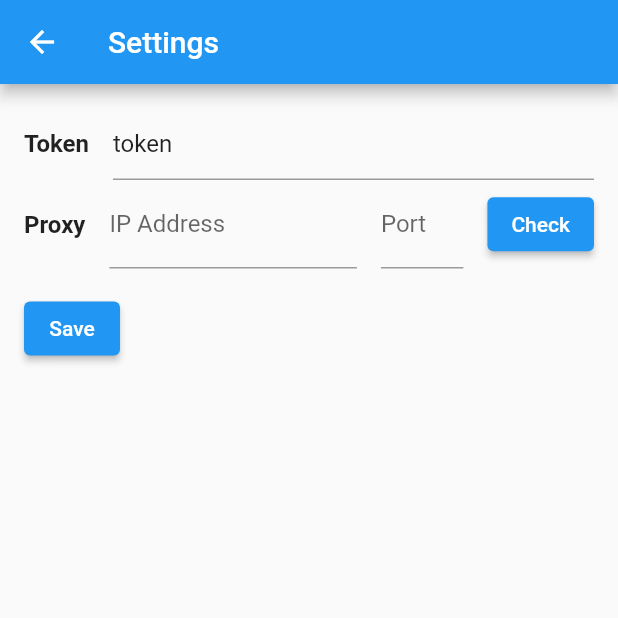
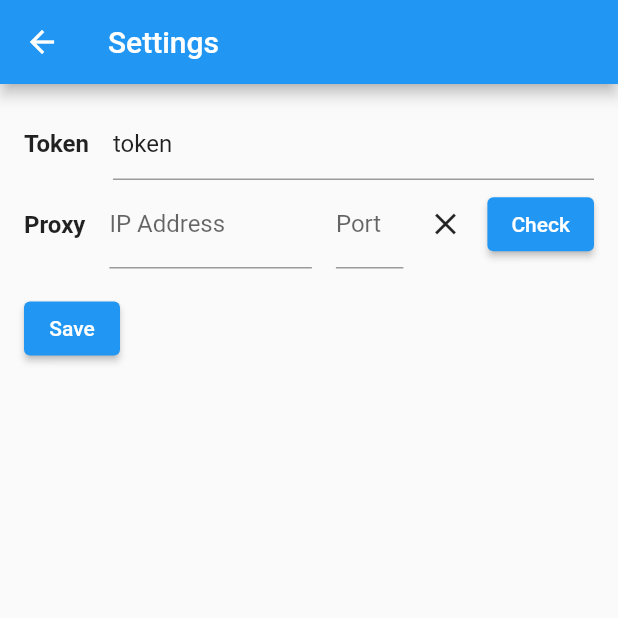
Before and after one commit to xingye-gt/ChatGptClient, a Flutter app: the screen it shows after launch, after a tap on the "settings" icon, on a phone screen of 412 x 824 dp, the top half of it. Run offline on Flutter 3.47's test engine with Material 2 defaults, Android fonts, the phone set to English and light mode, and no system bars; our stand-ins replace dio, flutter_secure_storage, shared_preferences; missing offline and left inert: dart:ffi; network calls fail.

Commit message:
update UI.

```diff
--- a/lib/pages/home/home.dart
+++ b/lib/pages/home/home.dart
@@ -36,7 +36,9 @@ class _HomeState extends State<Home> {
           ),
         ],
       ),
-      body: Center(
+      body: Padding(
+        padding: const EdgeInsets.all(16.0),
+        child: Center(
           child: Column(
             mainAxisAlignment: MainAxisAlignment.center,
             children: <Widget>[
@@ -65,15 +67,16 @@ class _HomeState extends State<Home> {
             ],
           ),
         ),
+      ),
     );
   }
 
   void _makeRequest(String message) {
-    SecureStorage.read(SecureStorage.keyOpenAiToken).then((value){
+    SecureStorage.read(SecureStorage.keyOpenAiToken).then((value) {
       ChatRequest request = ChatRequest();
       request.apiKey = value;
       request.message = message;
-      OpenAiRepository.makeHttpRequest(request).then((value){
+      OpenAiRepository.makeHttpRequest(request).then((value) {
         setState(() {
           _outputText = value!.choices[0].message.content;
         });
--- a/lib/pages/setting/setting.dart
+++ b/lib/pages/setting/setting.dart
@@ -1,3 +1,5 @@
+import 'dart:ffi';
+
 import 'package:chat/dal/openai/open_ai_repository.dart';
 import 'package:chat/dal/preferences/common_preferences.dart';
 import 'package:chat/dal/secure_storage/secure_storage.dart';
@@ -11,24 +13,22 @@ class SettingsPage extends StatefulWidget {
 }
 
 class _SettingsPageState extends State<SettingsPage> {
-  String _token = "";
 
-  late TextEditingController _tokenController =
-      TextEditingController(text: _token);
+  late TextEditingController _tokenController = TextEditingController();
 
   final TextEditingController _ipController = TextEditingController();
 
   final TextEditingController _portController = TextEditingController();
 
+  bool proxyVerified = false;
+
   @override
   void initState() {
     super.initState();
-    _tokenController = TextEditingController(text: _token);
     SecureStorage.read(SecureStorage.keyOpenAiToken).then((value) => {
           //show token
           setState(() {
-            _token = value;
-            _tokenController.text = _token;
+            _tokenController.text = value;
           })
         });
     CommonPreferences.getString(CommonPreferences.keyProxyIp).then((value) => {
@@ -142,6 +142,16 @@ class _SettingsPageState extends State<SettingsPage> {
     );
     childViews.add(portExpanded);
     childViews.add(space);
+    Icon? icon = null;
+    if(proxyVerified == true){
+      icon = const Icon(Icons.done);
+    } else if (proxyVerified == false) {
+      icon = const Icon(Icons.clear);
+    }
+    if (null != icon) {
+      childViews.add(icon);
+      childViews.add(space);
+    }
     ElevatedButton checkButton = ElevatedButton(
       onPressed: _checkOpenAIConnection,
       child: const Text('Check'),
@@ -168,7 +178,11 @@ class _SettingsPageState extends State<SettingsPage> {
   ///检查openai连接
   void _checkOpenAIConnection() {
     OpenAiRepository.checkConnection(
-        _ipController.text.trim(), _portController.text.trim());
+        _ipController.text.trim(), _portController.text.trim()).then((value) => {
+          setState(() {
+            proxyVerified = value;
+          })
+    });
   }
 
   void _saveSettings() {
```
Lines whose indentation alone changed are shown as unchanged.
